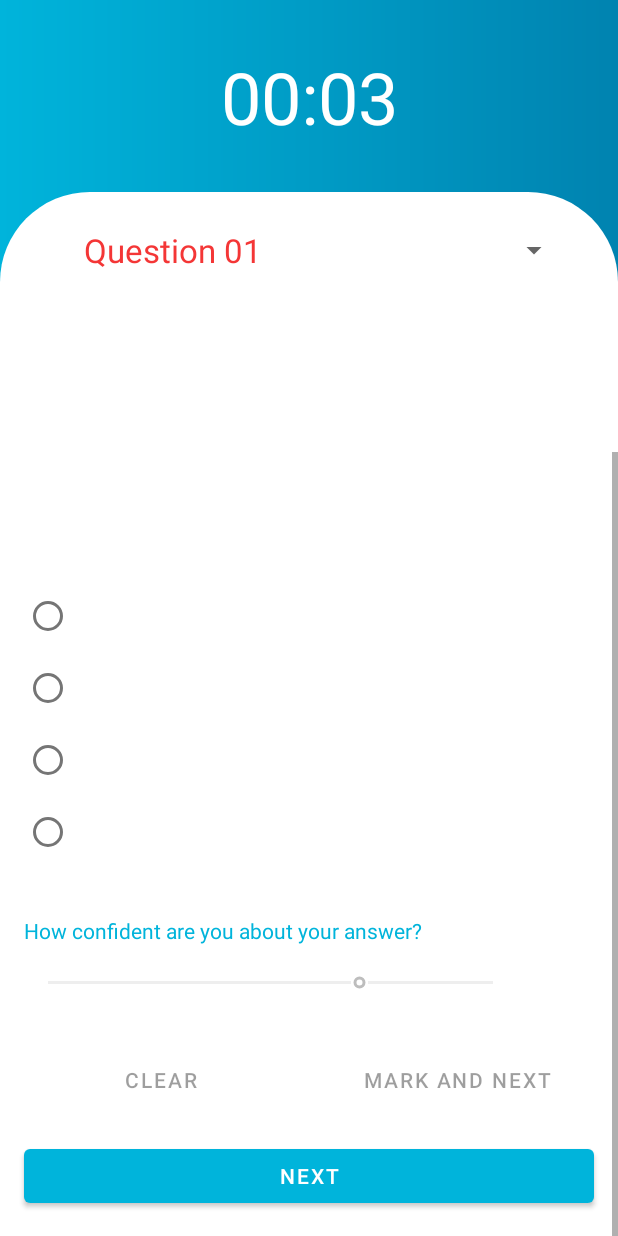
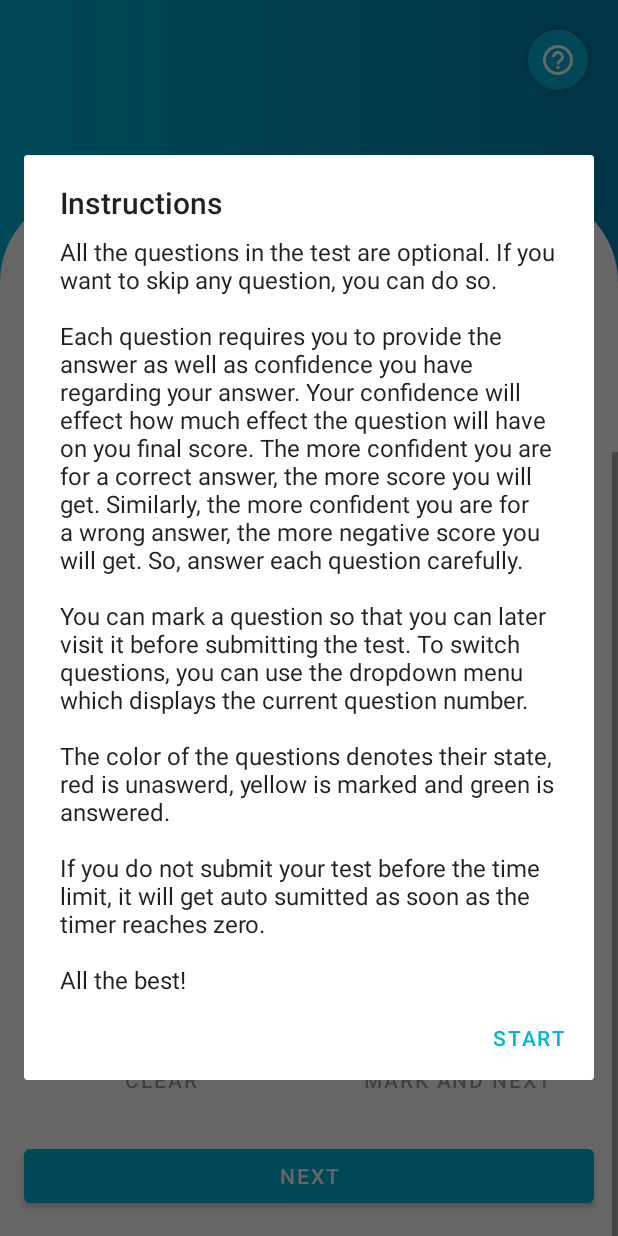
Before and after one commit to mubashir-chandle/csr, an Android app: the AptitudeTestFragment screen opened through its navigation route, scrolled down 114 dp, on a phone screen of 412 x 824 dp. Run offline under Robolectric (Android 15) with nearby library versions, the phone set to English and light mode, and no system bars; our stand-ins replace Room's generated code.

Commit message:
Added instructions for aptitude test.

```diff
--- a/app/src/main/java/com/csrapp/csr/ui/taketest/aptitudetest/AptitudeTestFragment.kt
+++ b/app/src/main/java/com/csrapp/csr/ui/taketest/aptitudetest/AptitudeTestFragment.kt
@@ -28,6 +28,7 @@ class AptitudeTestFragment : Fragment(), View.OnClickListener,
     private lateinit var navController: NavController
     private lateinit var viewModel: AptitudeTestViewModel
     private lateinit var spinnerAdapter: SpinnerQuestionAdapter
+    private lateinit var instructionsDialog: AlertDialog
     private var finishTestDialog: AlertDialog? = null
 
     override fun onCreate(savedInstanceState: Bundle?) {
@@ -80,12 +81,33 @@ class AptitudeTestFragment : Fragment(), View.OnClickListener,
 
         assignActionListeners()
         updateButtons()
+
+        instructionsDialog = AlertDialog.Builder(requireContext())
+            .setTitle(R.string.instructions)
+            .setMessage(R.string.aptitude_test_instructions)
+            .setPositiveButton(R.string.okay, null)
+            .create()
+
+        // Use a slightly different instructions dialog at start.
+        AlertDialog.Builder(requireContext())
+            .setTitle(R.string.instructions)
+            .setMessage(R.string.aptitude_test_instructions)
+            .setPositiveButton(R.string.start, null)
+            .setOnDismissListener() {
+                viewModel.startTest()
+                remainingTime.visibility = View.VISIBLE
+            }
+            .create()
+            .show()
     }
 
     private fun assignActionListeners() {
         btnNext.setOnClickListener(this)
         btnMark.setOnClickListener(this)
         btnClear.setOnClickListener(this)
+        fabAptitudeInstructions.setOnClickListener(this)
+
+        // Show instructions for the test.
 
         optionGroup.setOnCheckedChangeListener(this)
 
@@ -220,7 +242,10 @@ class AptitudeTestFragment : Fragment(), View.OnClickListener,
 
     // Next/Mark/Skip Button clicked.
     override fun onClick(v: View?) {
-        when (v!!.id) {
+        when (v?.id) {
+            R.id.fabAptitudeInstructions -> {
+                instructionsDialog.show()
+            }
             R.id.btnNext -> {
                 if (getSelectedOption() != null) {
                     val questionHolder = spinnerAdapter.getItem(viewModel.currentQuestionIndex)!!
--- a/app/src/main/java/com/csrapp/csr/ui/taketest/aptitudetest/AptitudeTestViewModel.kt
+++ b/app/src/main/java/com/csrapp/csr/ui/taketest/aptitudetest/AptitudeTestViewModel.kt
@@ -13,7 +13,7 @@ class AptitudeTestViewModel(private val aptitudeQuestionRepository: AptitudeQues
 
     val questionsPerCategory = 1
 
-    private val testDuration = 1 * 6 * 1000L                // 30 Minutes
+    private val testDuration = 30 * 60 * 1000L                // 30 Minutes
     private val questions = getRandomQuestions()
     private var spinnerAdapter: SpinnerQuestionAdapter? = null
 
@@ -39,7 +39,7 @@ class AptitudeTestViewModel(private val aptitudeQuestionRepository: AptitudeQues
         }
     }
 
-    init {
+    fun startTest() {
         timer.start()
     }
 
--- /dev/null
+++ b/app/src/main/res/drawable/ic_help.xml
@@ -0,0 +1,9 @@
+<vector xmlns:android="http://schemas.android.com/apk/res/android"
+    android:width="24dp"
+    android:height="24dp"
+    android:viewportWidth="24.0"
+    android:viewportHeight="24.0">
+    <path
+        android:fillColor="#FF000000"
+        android:pathData="M11,18h2v-2h-2v2zM12,2C6.48,2 2,6.48 2,12s4.48,10 10,10 10,-4.48 10,-10S17.52,2 12,2zM12,20c-4.41,0 -8,-3.59 -8,-8s3.59,-8 8,-8 8,3.59 8,8 -3.59,8 -8,8zM12,6c-2.21,0 -4,1.79 -4,4h2c0,-1.1 0.9,-2 2,-2s2,0.9 2,2c0,2 -3,1.75 -3,5h2c0,-2.25 3,-2.5 3,-5 0,-2.21 -1.79,-4 -4,-4z" />
+</vector>
--- a/app/src/main/res/layout/fragment_aptitude_test.xml
+++ b/app/src/main/res/layout/fragment_aptitude_test.xml
@@ -14,6 +14,7 @@
         android:layout_height="wrap_content"
         android:textColor="@color/whiteText"
         android:textSize="48sp"
+        android:visibility="invisible"
         app:layout_constraintBottom_toTopOf="@+id/constraintLayout2"
         app:layout_constraintEnd_toEndOf="parent"
         app:layout_constraintStart_toStartOf="parent"
@@ -209,4 +210,19 @@
         </ScrollView>
 
     </androidx.constraintlayout.widget.ConstraintLayout>
+
+    <com.google.android.material.floatingactionbutton.FloatingActionButton
+        android:id="@+id/fabAptitudeInstructions"
+        android:layout_width="wrap_content"
+        android:layout_height="wrap_content"
+        android:layout_marginTop="16dp"
+        android:layout_marginEnd="16dp"
+        android:clickable="true"
+        android:focusable="true"
+        android:src="@drawable/ic_help"
+        app:backgroundTint="@color/colorAccent"
+        app:fabSize="mini"
+        app:layout_constraintEnd_toEndOf="parent"
+        app:layout_constraintTop_toTopOf="parent"
+        app:tint="@android:color/white" />
 </androidx.constraintlayout.widget.ConstraintLayout>
--- a/app/src/main/res/values/strings.xml
+++ b/app/src/main/res/values/strings.xml
@@ -45,4 +45,8 @@
     <string name="okay">Okay</string>
     <string name="quit_test">Quit Test</string>
     <string name="close">Close</string>
+
+    <string name="instructions">Instructions</string>
+    <string name="aptitude_test_instructions">All the questions in the test are optional. If you want to skip any question, you can do so.\n\nEach question requires you to provide the answer as well as confidence you have regarding your answer. Your confidence will effect how much effect the question will have on you final score. The more confident you are for a correct answer, the more score you will get. Similarly, the more confident you are for a wrong answer, the more negative score you will get. So, answer each question carefully.\n\nYou can mark a question so that you can later visit it before submitting the test. To switch questions, you can use the dropdown menu which displays the current question number.\n\nThe color of the questions denotes their state, red is unaswerd, yellow is marked and green is answered.\n\nIf you do not submit your test before the time limit, it will get auto sumitted as soon as the timer reaches zero.\n\nAll the best!</string>
+    <string name="start">Start</string>
 </resources>
```
